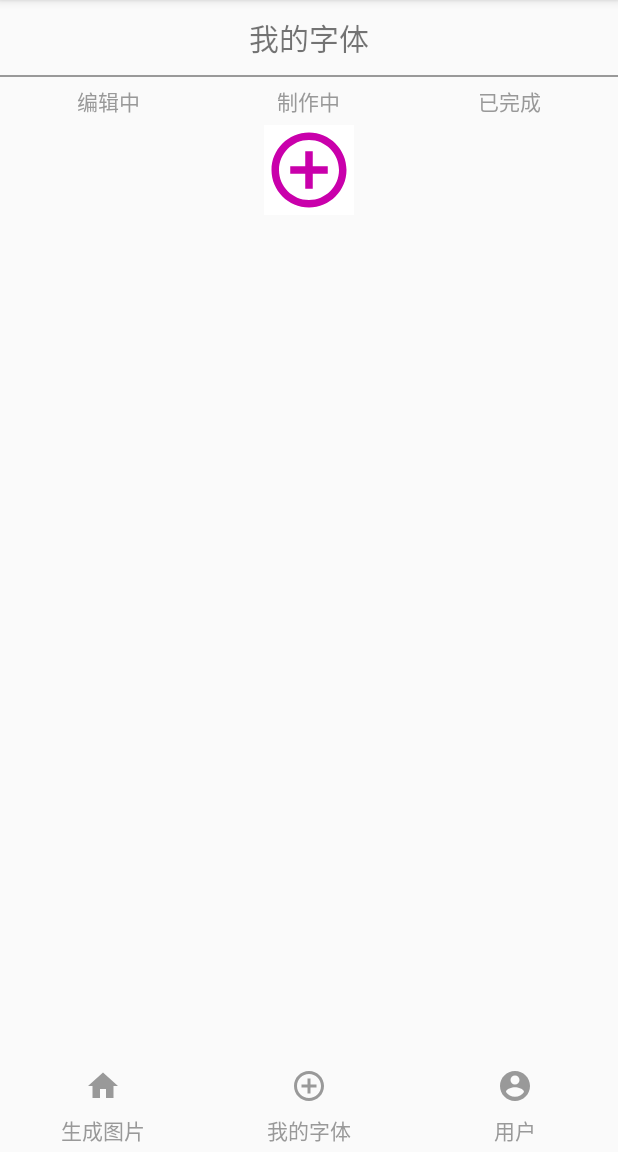
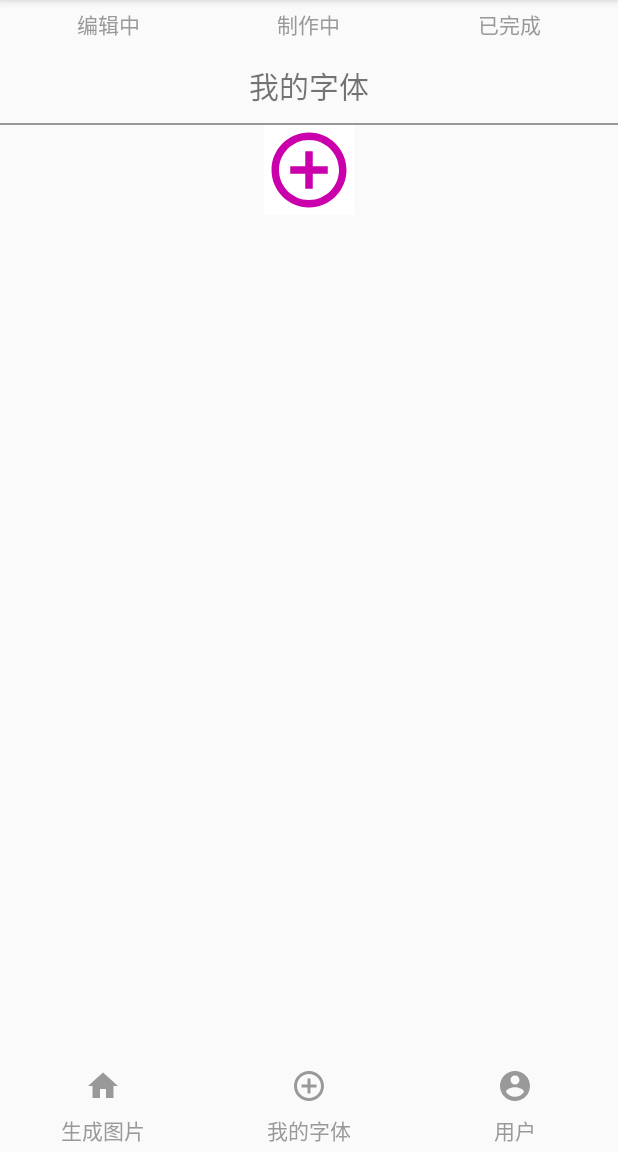
Before and after one commit to xingyuz233/MrCharacter, an Android app: the fragment UploadFragment placed in its activity, on a phone screen of 412 x 824 dp, the part 84-1236 px from its top. Run offline under Robolectric (Android 15) with nearby library versions, the phone set to English and light mode, and no system bars; libraries missing offline, so code that uses them is left out: net.sf.json.

Commit message:
Fixed bug on UploadFragment

```diff
--- a/app/build.gradle
+++ b/app/build.gradle
@@ -32,4 +32,6 @@ dependencies {
     implementation files('lib/gson-2.6.2-sources.jar')
     implementation files('lib/gson-2.6.2.jar')
     implementation files('lib/json-lib-2.4-jdk15.jar')
+
+    compile files('lib/gson-2.6.2.jar')
 }
--- a/app/src/main/res/layout/fragment_upload.xml
+++ b/app/src/main/res/layout/fragment_upload.xml
@@ -6,23 +6,14 @@
     tools:context="com.example.xyzhang.testapp.UploadFragment">
 
     <!-- TODO: Update blank fragment layout -->
+    <ScrollView
+        android:layout_width="match_parent"
+        android:layout_height="match_parent">
+
         <LinearLayout
             android:layout_width="match_parent"
             android:layout_height="match_parent"
             android:orientation="vertical">
-
-        <TextView
-            android:layout_width="wrap_content"
-            android:layout_height="wrap_content"
-            android:layout_gravity="center_horizontal"
-            android:padding="10dp"
-            android:text="我的字体"
-            android:textSize="20dp" />
-
-        <View
-            android:layout_width="match_parent"
-            android:layout_height="1dp"
-            android:background="#999999" />
 
             <LinearLayout
                 android:id="@+id/tab_menu"
@@ -59,6 +50,7 @@
                     android:textColor="@drawable/tab_menu_text" />
 
             </LinearLayout>
+
             <LinearLayout
                 android:id="@+id/mainLayout"
                 android:layout_width="match_parent"
@@ -66,16 +58,30 @@
                 android:orientation="vertical">
 
             </LinearLayout>
+
+            <TextView
+                android:layout_width="wrap_content"
+                android:layout_height="wrap_content"
+                android:layout_gravity="center_horizontal"
+                android:padding="10dp"
+                android:text="我的字体"
+                android:textSize="20dp" />
+
+            <View
+                android:layout_width="match_parent"
+                android:layout_height="1dp"
+                android:background="#999999" />
+
             <ImageButton
                 android:id="@+id/addButton"
                 android:layout_width="wrap_content"
                 android:layout_height="wrap_content"
-            android:src="@drawable/ic_add_circle_outline_pink_60dp"
+                android:layout_marginBottom="5dp"
+                android:layout_gravity="bottom|center"
                 android:background="#ffffff"
-            android:layout_gravity="bottom|center"
-            android:layout_marginBottom="5dp"
-            />
+                android:src="@drawable/ic_add_circle_outline_pink_60dp" />
         </LinearLayout>
+    </ScrollView>
 
 
 </FrameLayout>
```
Also changed, not shown: app/src/main/AndroidManifest.xml (+7 -7 lines), app/src/main/java/com/example/xyzhang/testapp/UploadFragment.java (+39 -9 lines), app/src/main/res/layout/font_entry.xml (added, +39 -0 lines), 2 other files. Lines whose indentation alone changed are shown as unchanged.
